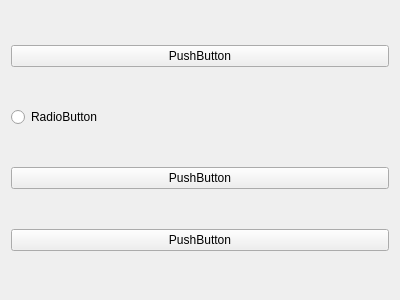
Old version of the form youtube/form.ui in the repository martro/RoboDriftSensors.
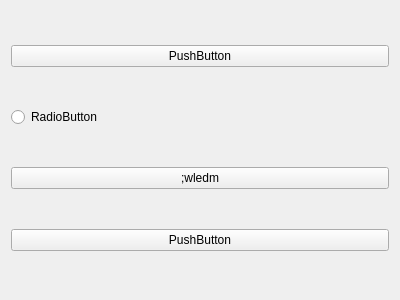
New version of the form.

Patch:
```diff
--- a/youtube/form.ui
+++ b/youtube/form.ui
@@ -31,7 +31,7 @@
    <item>
     <widget class="QPushButton" name="pushButton_2">
      <property name="text">
-      <string>PushButton</string>
+      <string>;wledm</string>
      </property>
     </widget>
    </item>
```
